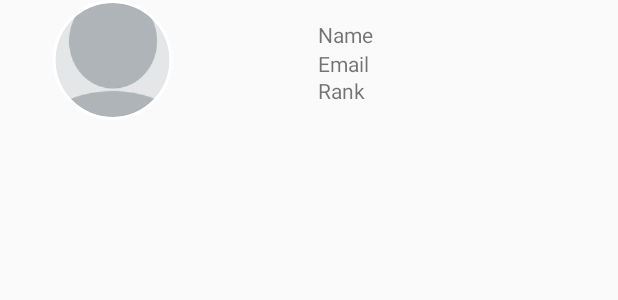
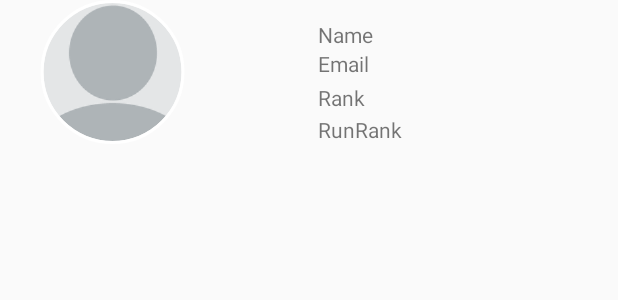
Before and after one commit to SnackKing/FitnessTracker, an Android app: the layout friend_item.xml on its own in the app's theme, with its tools: preview values and no code run, on a phone screen of 412 x 824 dp. Shown: the top 300 px of the screen. Run offline under Robolectric (Android 15) with nearby library versions, the phone set to English and light mode, and no system bars.

Commit message:
Added run rank to friends page

```diff
--- a/app/src/main/java/com/harshil/zach/fitnesstracker/FriendArrayAdapter.java
+++ b/app/src/main/java/com/harshil/zach/fitnesstracker/FriendArrayAdapter.java
@@ -56,6 +56,9 @@ public class FriendArrayAdapter extends ArrayAdapter<User>
         TextView rank = (TextView) listItem.findViewById(R.id.rank);
         rank.setText("Rank " + Integer.toString(currentFriend.getRank()));
 
+        TextView runRank = listItem.findViewById(R.id.runRank);
+        runRank.setText("Run Rank " + Integer.toString(currentFriend.getRunRank()));
+
         CircleImageView profile = listItem.findViewById(R.id.profile_image);
         String img = currentFriend.getProfile();
         if(!img.equals("")){
--- a/app/src/main/res/layout/friend_item.xml
+++ b/app/src/main/res/layout/friend_item.xml
@@ -8,21 +8,20 @@
     <RelativeLayout
         android:id="@+id/relativeLayout2"
         android:layout_width="0dp"
-        android:layout_height="80dp"
+        android:layout_height="96dp"
         app:layout_constraintEnd_toEndOf="parent"
         app:layout_constraintStart_toStartOf="parent"
         app:layout_constraintTop_toTopOf="parent">
 
 
-        <de.hdodenhof.circleimageview.CircleImageView
-            xmlns:app="http://schemas.android.com/apk/res-auto"
+        <de.hdodenhof.circleimageview.CircleImageView xmlns:app="http://schemas.android.com/apk/res-auto"
             android:id="@+id/profile_image"
             android:layout_width="150dp"
             android:layout_height="150dp"
             android:layout_gravity="center"
             android:src="@drawable/profile"
-            app:civ_border_width="2dp"
-            app:civ_border_color="@android:color/white"/>
+            app:civ_border_color="@android:color/white"
+            app:civ_border_width="2dp" />
 
         <TextView
             android:id="@+id/name"
@@ -37,8 +36,8 @@
             android:id="@+id/email"
             android:layout_width="200dp"
             android:layout_height="wrap_content"
+            android:layout_alignParentEnd="true"
             android:layout_below="@+id/name"
-            android:layout_alignParentEnd="true"
             android:layout_marginBottom="14dp"
             android:text="Email" />
 
@@ -48,8 +47,18 @@
             android:layout_height="wrap_content"
             android:layout_alignParentBottom="true"
             android:layout_alignParentEnd="true"
-            android:layout_marginBottom="10dp"
+            android:layout_marginBottom="21dp"
             android:text="Rank" />
+
+        <TextView
+            android:id="@+id/runRank"
+            android:layout_width="wrap_content"
+            android:layout_height="wrap_content"
+            android:layout_alignParentBottom="true"
+            android:layout_alignStart="@+id/rank"
+            android:text="RunRank" />
+
+
     </RelativeLayout>
 
 </android.support.constraint.ConstraintLayout>
```
